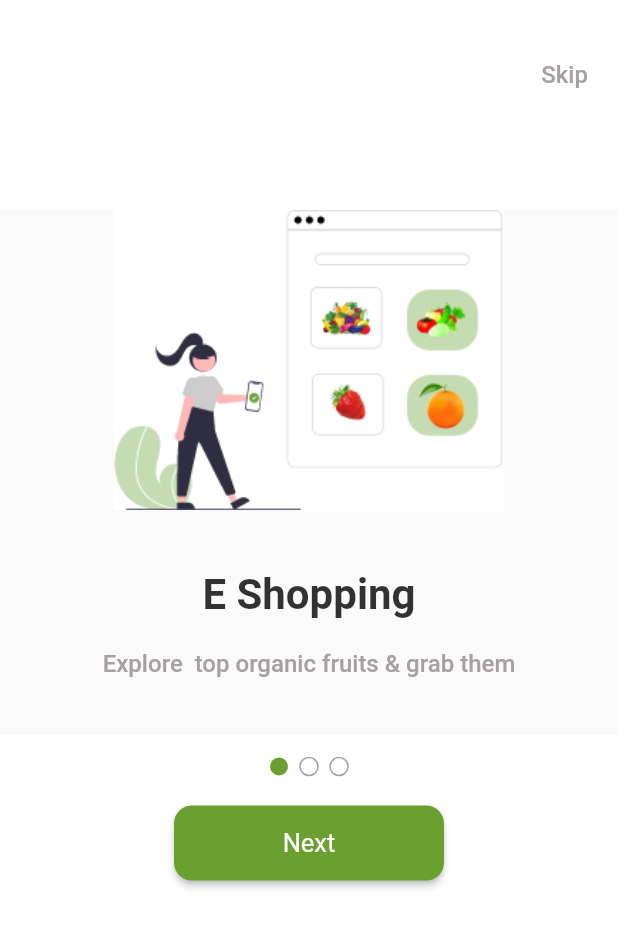
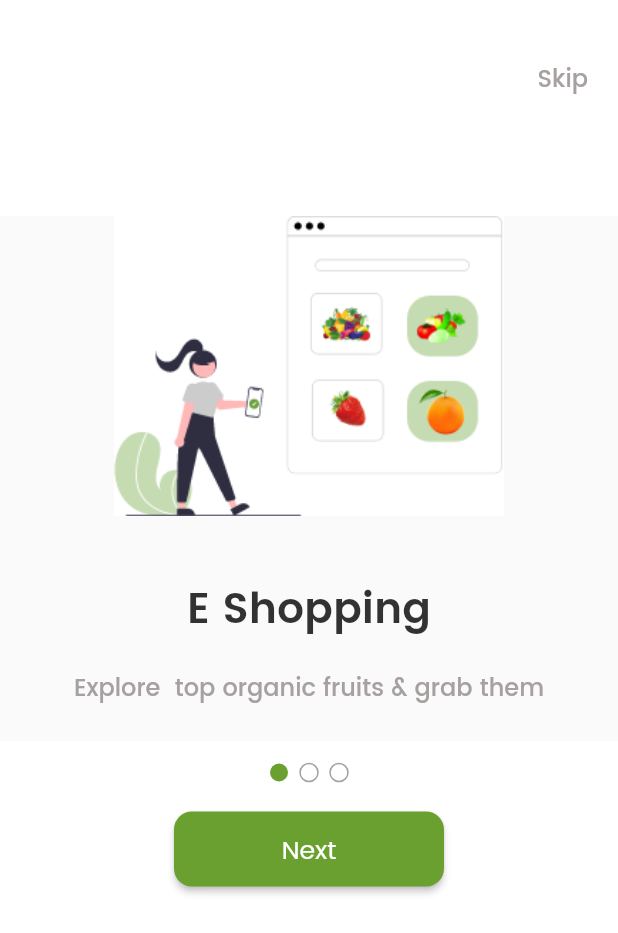
Before and after one commit to ahmed4442025/fruit_market, a Flutter app: the screen it shows after launch, on a phone screen of 412 x 824 dp. Shown: the top 933 px of the screen. Run offline on Flutter 3.47's test engine with Material 2 defaults, Android fonts, the phone set to English and light mode, and no system bars; drawn by our look-alikes of smooth_page_indicator; our stand-ins replace bloc, flutter_bloc, flutter_rating_bar, flutter_svg, shared_preferences; Roboto replaces fonts that are missing (Montserrat).

Commit message:
add font

```diff
--- a/lib/app/functions/cubits/app/app_cubit.dart
+++ b/lib/app/functions/cubits/app/app_cubit.dart
@@ -4,6 +4,7 @@ import 'package:flutter_bloc/flutter_bloc.dart';
 import 'package:fruit_market/app/functions/shared/cache_manager.dart';
 import 'package:fruit_market/data/fake_data/fruit_list.dart';
 import 'package:fruit_market/data/models/fruit_model.dart';
+import 'package:fruit_market/data/models/notify_group.dart';
 import 'package:fruit_market/data/models/user_mode.dart';
 import 'package:fruit_market/presentation/main/favourite/favourite_view.dart';
 import 'package:fruit_market/presentation/main/home/home_view.dart';
@@ -11,7 +12,6 @@ import 'package:fruit_market/presentation/main/my_account/my_account.dart';
 import 'package:fruit_market/presentation/main/shopping_card/shopping_card_view.dart';
 
 import '../../../../data/models/fruit_type.dart';
-import '../../../../presentation/login/login_view.dart';
 import 'app_states.dart';
 import 'package:fruit_market/data/models/group_model.dart';
 
@@ -27,6 +27,7 @@ class AppCubit extends Cubit<AppStates> {
     fruitTypes = FruitData.fruitTypes;
     groupOfFruits = FruitData.groups;
     currentFruitCard = groupOfFruits[0].list[0];
+    notify = FruitData.notifyGroup;
   }
 
   // nav bar
@@ -121,9 +122,10 @@ class AppCubit extends Cubit<AppStates> {
     CacheGet.setSetNotifyProm(setNotifyProm);
     emit(AppChangeSettingState());
   }
+
   // lang
   void changeLang(String? value) {
-    if (value != null){
+    if (value != null) {
       selectedLang = value;
       CacheGet.setSetLang(selectedLang);
       emit(AppChangeSettingState());
@@ -132,16 +134,18 @@ class AppCubit extends Cubit<AppStates> {
 
   // Address
   void changeAdr(String? value) {
-    if (value != null){
+    if (value != null) {
       setAddress = value;
       CacheGet.setSetAdr(setAddress);
       emit(AppChangeSettingState());
     }
   }
 
-
   // profile
   UserModel user = FruitData.userModel;
+
+// ======= Notify scr ===========
+  late List<NotifyGroup> notify;
 }
 
 class _NavItem {
--- a/lib/data/fake_data/fruit_list.dart
+++ b/lib/data/fake_data/fruit_list.dart
@@ -1,13 +1,14 @@
 import 'dart:math';
-
-import 'package:flutter/cupertino.dart';
+import 'package:fruit_market/data/models/notify_model.dart';
 import 'package:fruit_market/data/models/user_mode.dart';
 
 import '../models/fruit_model.dart';
 import '../models/fruit_type.dart';
 import '../models/group_model.dart';
+import '../models/notify_group.dart';
 
 class FruitData {
+  static List<NotifyGroup> notifyGroup = [];
   static List<GroupModel> groups = [];
   static List<FruitModel> allFruits = [];
   static final List<FruitType> fruitTypes = [
@@ -20,12 +21,13 @@ class FruitData {
   static final Random _rng = Random();
   static const String _imgFruitPath = "assets/images/fruit/";
   static const String _imgVegetablePath = "assets/images/vegetable/";
-  static UserModel userModel =
-      UserModel('manish marten', "manish2056@gmail.com", "assets/images/man.jpg");
+  static UserModel userModel = UserModel(
+      'manish marten', "manish2056@gmail.com", "assets/images/man.jpg");
 
   static void init() {
     _initAllFruits();
     _initGroups();
+    _initNofity();
   }
 
   static void _initGroups() {
@@ -179,4 +181,46 @@ class FruitData {
     'group 5',
     'group 6',
   ];
+
+  // ============= notify =============
+
+  static String _getRandImg() {
+    return allFruits[_rng.nextInt(allFruits.length)].img ?? '';
+  }
+
+  static void _initNofity() {
+    NotifyGroup g1 = NotifyGroup('Today', [
+      NotifyModel(
+          _getRandImg(),
+          'Buy 1kg Get 200gm Free',
+          'Buy 1 Get 1 Free for small sizes Until Feb 27,2021 .',
+          'Few minutes ago'),
+      NotifyModel(
+          _getRandImg(),
+          'Get 20 % Discount',
+          'Get 20% discount offer on buying Peaches today.',
+          '30 minutes ago'),
+      NotifyModel(
+          _getRandImg(),
+          'Get 20 % Extra',
+          'Get 20% discount offer on buying Broccoli today.',
+          '1 Hour ago'),
+    ]);
+
+    NotifyGroup g2 = NotifyGroup('Yesterday', [
+      NotifyModel(
+          _getRandImg(),
+          'Your Order booked',
+          'Rajesh will delivered your order. Thanks for your order and stay with us.',
+          '2 days ago'),
+      NotifyModel(
+          _getRandImg(),
+          'Get 20 % Discount',
+          'Get 20% discount offer on buying Watermelon today.',
+          '2 days ago'),
+    ]);
+
+    notifyGroup.add(g1);
+    notifyGroup.add(g2);
+  }
 }
--- /dev/null
+++ b/lib/data/models/notify_group.dart
@@ -0,0 +1,8 @@
+import 'notify_model.dart';
+
+class NotifyGroup{
+  String? name;
+  List<NotifyModel>? notifyList;
+
+  NotifyGroup(this.name, this.notifyList);
+}
--- a/lib/presentation/main/home/home_view.dart
+++ b/lib/presentation/main/home/home_view.dart
@@ -2,6 +2,7 @@ import 'package:flutter/material.dart';
 import 'package:flutter_bloc/flutter_bloc.dart';
 import 'package:fruit_market/presentation/resources/util/util_manager.dart';
 import 'package:fruit_market/presentation/resources/values_manager.dart';
+import 'package:fruit_market/presentation/resources/views_sort_manager.dart';
 import '../../../app/functions/cubits/app/app_cubit.dart';
 import '../../../app/functions/cubits/app/app_states.dart';
 
@@ -35,7 +36,10 @@ class HomeNavView extends StatelessWidget {
       // app bar
       appBar: PreferredSize(
           preferredSize: const Size.fromHeight(AppSize.s90),
-          child: UtilM.appBar(name: 'home', notificationCount: 3)),
+          child: UtilM.appBar(
+              name: 'home',
+              notificationCount: 3,
+              onNotify: () => ViewsManager.openWBNotifyView(_context))),
       // body
       body: ListView.builder(
           itemCount: _cubit.groupOfFruits.length + 1,
--- a/lib/presentation/main/shopping_card/shopping_card_view.dart
+++ b/lib/presentation/main/shopping_card/shopping_card_view.dart
@@ -2,6 +2,7 @@ import 'package:flutter/material.dart';
 import 'package:flutter_bloc/flutter_bloc.dart';
 import 'package:fruit_market/presentation/resources/all_styles.dart';
 import 'package:fruit_market/presentation/resources/font_manager.dart';
+import 'package:fruit_market/presentation/resources/values_manager.dart';
 import 'package:fruit_market/presentation/resources/views_sort_manager.dart';
 import '../../../app/functions/cubits/app/app_cubit.dart';
 import '../../../app/functions/cubits/app/app_states.dart';
@@ -27,7 +28,7 @@ class ShoppingCardView extends StatelessWidget {
   Scaffold myScaffold() => Scaffold(
         appBar: UtilM.appBar(showNotification: false, name: 'ShoppingCard'),
         body: Padding(
-          padding: const EdgeInsets.all(14.0),
+          padding: const EdgeInsets.all(AppPadding.p14),
           child: Column(
             children: [
               address(),
@@ -43,7 +44,7 @@ class ShoppingCardView extends StatelessWidget {
         itemCount: _cubit.groupOfFruits[1].list.length,
         itemBuilder: (c, i) =>
             UtilM.fruitCardCar(_cubit.groupOfFruits[1].list[i]),
-        separatorBuilder: (cs, i) => const Divider(height: 30),
+        separatorBuilder: (cs, i) => const Divider(height: AppSize.s30),
       );
 
   Widget address() => Row(
--- a/lib/presentation/resources/font_manager.dart
+++ b/lib/presentation/resources/font_manager.dart
@@ -1,7 +1,7 @@
 import 'package:flutter/material.dart';
 
 class FontConstant{
-  static const fontFamily = "Montserrat";
+  static const fontFamily = "Poppins";
 }
 
 class FontWeightManager{
--- a/lib/presentation/resources/routes_maneger.dart
+++ b/lib/presentation/resources/routes_maneger.dart
@@ -1,4 +1,5 @@
 import 'package:fruit_market/presentation/details_fruit/details_fruit_view.dart';
+import 'package:fruit_market/presentation/notify_view/notify_view.dart';
 import 'package:fruit_market/presentation/settings/Notification.dart';
 import 'package:fruit_market/presentation/settings/account_settings.dart';
 import 'package:fruit_market/presentation/settings/change_address.dart';
@@ -19,6 +20,7 @@ class Routes {
   static const String mainRout = "/main";
   static const String onBoardingRout = "/onBoarding";
   static const String detailsRout = "/details";
+  static const String notifyViewRout = "/notifyView";
 
   // settings
   static const String settingAcc = "/settingAcc";
@@ -54,6 +56,8 @@ class RouteGenerator {
         return MaterialPageRoute(builder: (_) => SettingNotificationView());
       case Routes.settingPublic:
         return MaterialPageRoute(builder: (_) => SettingPublicView());
+        case Routes.notifyViewRout:
+        return MaterialPageRoute(builder: (_) => NotifyView());
 
       // 404 not fount
       default:
--- a/lib/presentation/resources/theme_manager.dart
+++ b/lib/presentation/resources/theme_manager.dart
@@ -66,7 +66,9 @@ class ThemeManager {
           bodyMedium: StylesManager.getMediumStyle(
               color: ColorManager.lightBlack, fontSize: FontSizeManager.s16),
           bodySmall: StylesManager.getRegularStyle(
-              color: ColorManager.lightBlack, fontSize: FontSizeManager.s12),
+              color: ColorManager.lightBlack, fontSize: FontSizeManager.s14),
+          labelSmall: StylesManager.getRegularStyle(
+              color: ColorManager.grey1, fontSize: FontSizeManager.s12),
         ),
         // ------------ input decoration theme (text form field) ------------
         inputDecorationTheme: InputDecorationTheme(
--- a/lib/presentation/resources/util/util_manager.dart
+++ b/lib/presentation/resources/util/util_manager.dart
@@ -73,16 +73,19 @@ class UtilM {
   // ========= big ==========
   static Widget navBar() => NavBarCustom();
 
-  static AppBar appBar(
-          {showNotification = true,
-          notificationCount = 0,
-          String name = '',
-          VoidCallback? onBack}) =>
+  static AppBar appBar({
+    showNotification = true,
+    notificationCount = 0,
+    String name = '',
+    VoidCallback? onBack,
+    VoidCallback? onNotify,
+  }) =>
       AppBarCustom(
               showNotification: showNotification,
               notificationCount: notificationCount,
               name: name,
-              onBack: onBack)
+              onBack: onBack,
+              onNotify: onNotify)
           .appBar();
 
   static Widget fruitTypesLabels() => FruitListTypes();
@@ -95,6 +98,7 @@ class UtilM {
 
   static Widget fruitCardFav(FruitModel fruit) =>
       FruitCardFav(fruitModel: fruit);
+
   static Widget fruitCardCar(FruitModel fruit) =>
       FruitCardCar(fruitModel: fruit);
 
--- a/lib/presentation/resources/util/w/big/app_bar_custom.dart
+++ b/lib/presentation/resources/util/w/big/app_bar_custom.dart
@@ -7,21 +7,26 @@ class AppBarCustom {
   final int notificationCount;
   final String name;
   final VoidCallback? onBack;
+  final VoidCallback? onNotify;
 
   const AppBarCustom(
       {Key? key,
       required this.showNotification,
       required this.notificationCount,
       required this.name,
-      required this.onBack});
+      required this.onBack,
+      required this.onNotify});
 
   appBar() => AppBar(
       title: Text(name),
       actions: [
         if (showNotification)
-          _NamedIcon(
+          InkWell(
+            onTap: onNotify,
+            child: _NamedIcon(
               iconData: Icons.notifications,
               notificationCount: notificationCount,
+            ),
           )
       ],
       // back
@@ -68,7 +73,8 @@ class _NamedIcon extends StatelessWidget {
                 top: 7,
                 right: 5,
                 child: Container(
-                padding: const EdgeInsets.symmetric(horizontal: 6, vertical: 2),
+                  padding:
+                      const EdgeInsets.symmetric(horizontal: 6, vertical: 2),
                   decoration: const BoxDecoration(
                       shape: BoxShape.circle, color: Colors.red),
                   alignment: Alignment.center,
--- a/lib/presentation/resources/values_manager.dart
+++ b/lib/presentation/resources/values_manager.dart
@@ -38,6 +38,7 @@ class AppSize{
   static const double s60 = 60;
   static const double s90 = 90;
   static const double s100 = 100;
+  static const double s120 = 120;
 
 
   // fruit card and groups
--- a/lib/presentation/resources/views_sort_manager.dart
+++ b/lib/presentation/resources/views_sort_manager.dart
@@ -63,6 +63,10 @@ class ViewsManager {
     _openViewWithBack(context, Routes.settingNotify);
   }
 
+  static void openWBNotifyView(context) {
+    _openViewWithBack(context, Routes.notifyViewRout);
+  }
+
   // ==========
   static void _openViewNoBack(context, nextPage) {
     Navigator.pushReplacementNamed(context, nextPage);
```
Also changed, not shown: lib/data/models/notify_model.dart (added, +8 -0 lines), lib/presentation/notify_view/notify_view.dart (added, +126 -0 lines), pubspec.yaml (+14 -21 lines), assets/fonts/poppins/Poppins-Bold.ttf (added), assets/fonts/poppins/Poppins-Light.ttf (added), assets/fonts/poppins/Poppins-Medium.ttf (added), assets/fonts/poppins/Poppins-Regular.ttf (added), assets/fonts/poppins/Poppins-SemiBold.ttf (added). Lines whose indentation alone changed are shown as unchanged.
